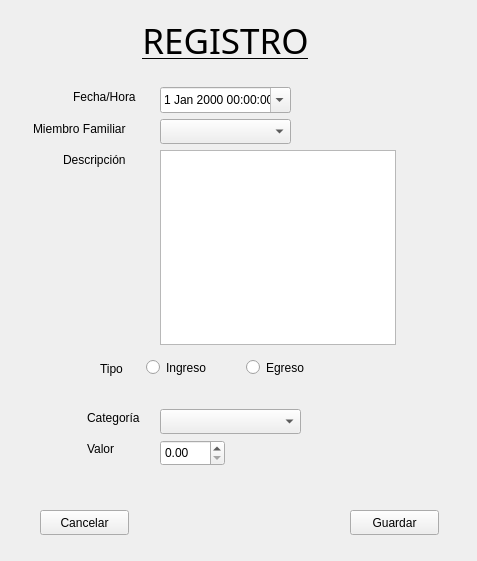
Above: registro.ui from HailNicole/App_Finanzas before the change. Below: the same form after it.
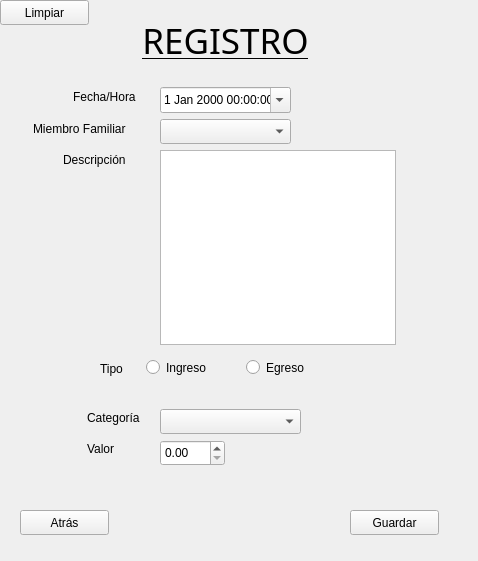
That is the form after the change.

Patch:
```diff
--- a/registro.ui
+++ b/registro.ui
@@ -6,7 +6,7 @@
    <rect>
     <x>0</x>
     <y>0</y>
-    <width>477</width>
+    <width>478</width>
     <height>561</height>
    </rect>
   </property>
@@ -52,14 +52,14 @@
   <widget class="QPushButton" name="btn_SalirREg">
    <property name="geometry">
     <rect>
-     <x>40</x>
+     <x>20</x>
      <y>510</y>
      <width>89</width>
      <height>25</height>
     </rect>
    </property>
    <property name="text">
-    <string>Cancelar</string>
+    <string>Atrás</string>
    </property>
   </widget>
   <widget class="QLabel" name="label_5">
@@ -222,6 +222,19 @@
     </rect>
    </property>
   </widget>
+  <widget class="QPushButton" name="btn_limpiar">
+   <property name="geometry">
+    <rect>
+     <x>0</x>
+     <y>0</y>
+     <width>89</width>
+     <height>25</height>
+    </rect>
+   </property>
+   <property name="text">
+    <string>Limpiar</string>
+   </property>
+  </widget>
  </widget>
  <resources/>
  <connections/>
```
